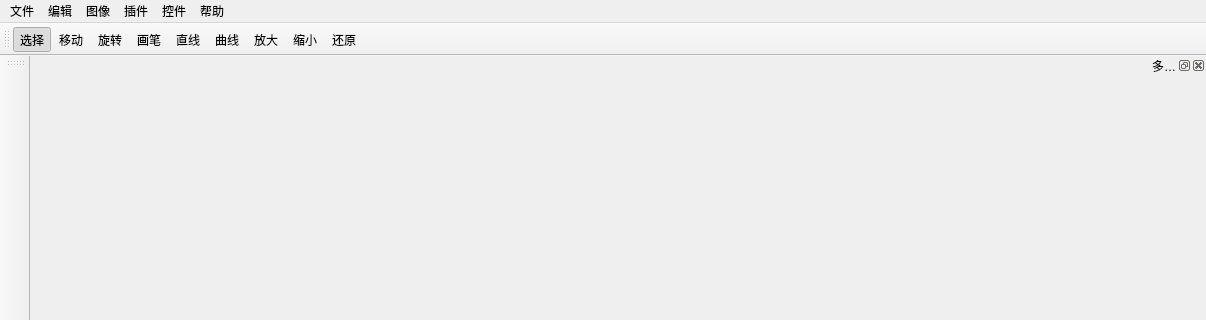
Old version of the form mainwindow.ui in the repository ITERATOR-ACM-TEAM/VIPainter; both pictures show x 0 to 1206 and y 0 to 320 of the 1206 by 786 pixel window.
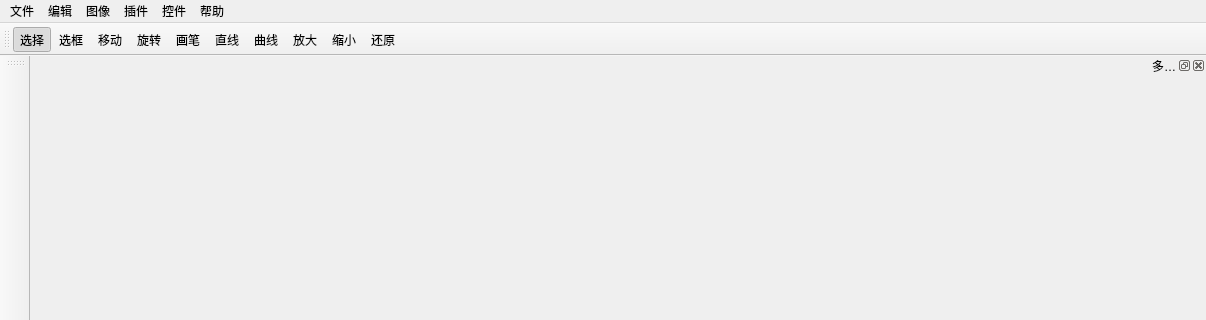
New version of the form. Icons and pictures are not drawn.

```diff
--- a/mainwindow.ui
+++ b/mainwindow.ui
@@ -115,6 +115,7 @@
     <bool>false</bool>
    </attribute>
    <addaction name="actionChoose"/>
+   <addaction name="actionMarquee"/>
    <addaction name="actionMove"/>
    <addaction name="actionRotate"/>
    <addaction name="actionPen"/>
@@ -588,6 +589,17 @@
     <string>Ctrl+N</string>
    </property>
   </action>
+  <action name="actionMarquee">
+   <property name="text">
+    <string>选框</string>
+   </property>
+   <property name="toolTip">
+    <string>选框</string>
+   </property>
+   <property name="shortcut">
+    <string>2</string>
+   </property>
+  </action>
  </widget>
  <layoutdefault spacing="6" margin="11"/>
  <resources>
```
Left out of the diff: 6 changed lines with no effect on the pictures.
